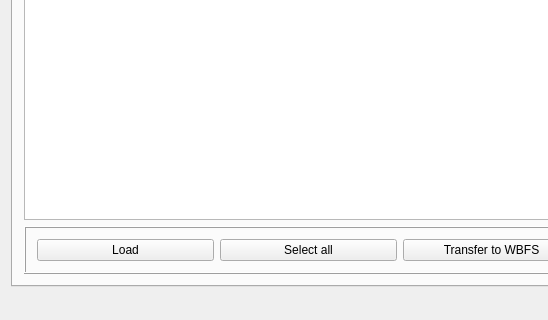
Old version of the form resources/ui/wiibafu.ui in the repository evertonstz/wiibafu; both pictures show x 0 to 548 and y 280 to 600 of the 800 by 600 pixel window.
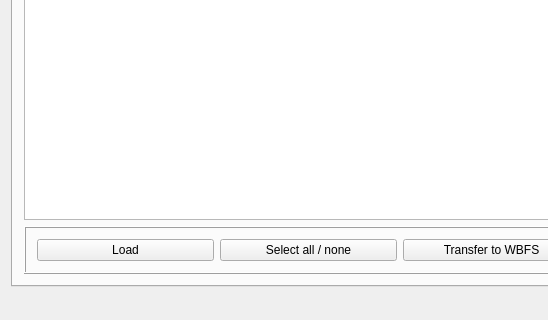
New version of the form. Icons and pictures are not drawn.

Commit message: Better text for "Select all"

```diff
--- a/resources/ui/wiibafu.ui
+++ b/resources/ui/wiibafu.ui
@@ -72,7 +72,7 @@
            <item>
             <widget class="QPushButton" name="filesTab_pushButton_SelectAll">
              <property name="text">
-              <string>Select all</string>
+              <string>Select all / none</string>
              </property>
             </widget>
            </item>
```
Left out of the diff: 2 changed lines with no effect on the pictures.
